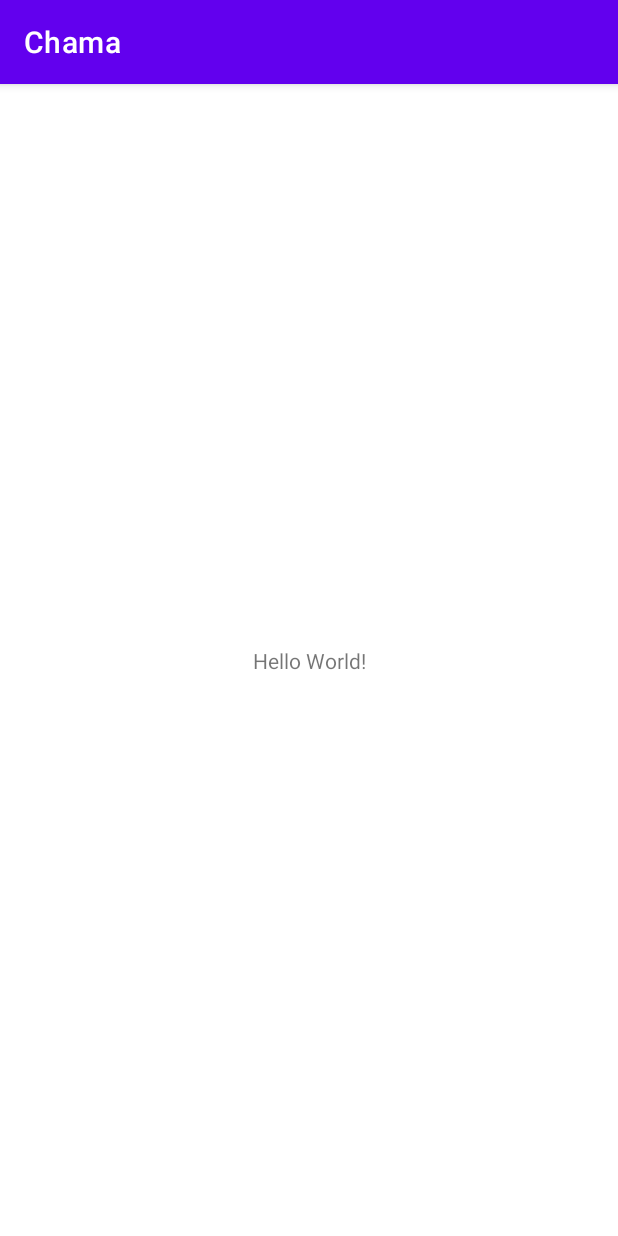
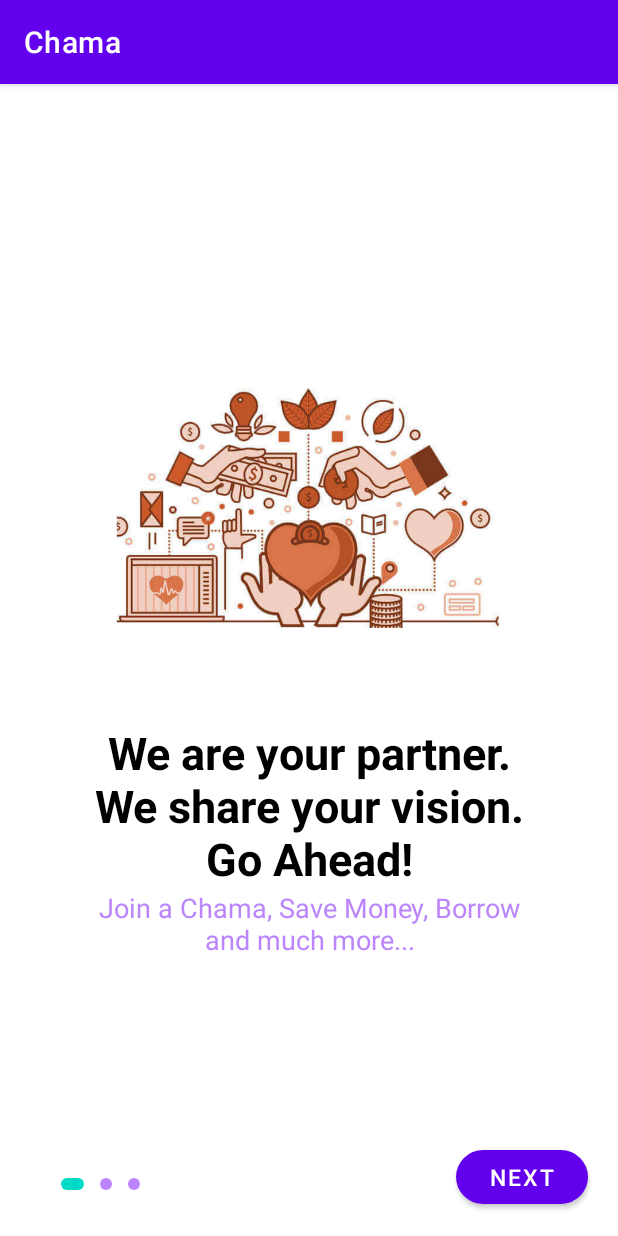
Before and after one commit to aubreyomondi/Chama, an Android app: the screen it shows after launch (MainActivity), on a phone screen of 412 x 824 dp. Run offline under Robolectric (Android 15) with nearby library versions, the phone set to English and light mode, and no system bars.

Commit message:
App intro (#8)
* Creating a sketch of an AppIntro

* adding images

```diff
--- a/app/build.gradle
+++ b/app/build.gradle
@@ -35,4 +35,6 @@ dependencies {
     testImplementation 'junit:junit:4.+'
     androidTestImplementation 'androidx.test.ext:junit:1.1.2'
     androidTestImplementation 'androidx.test.espresso:espresso-core:3.3.0'
+    implementation  'androidx.viewpager2:viewpager2:1.0.0'
+    implementation 'com.google.android.material:material:1.3.0-alpha03'
 }
--- a/app/src/main/AndroidManifest.xml
+++ b/app/src/main/AndroidManifest.xml
@@ -8,6 +8,7 @@
         android:label="@string/app_name"
         android:supportsRtl="true"
         android:theme="@style/Theme.Chama">
+        <activity android:name=".HomeActivity"></activity>
         <activity android:name=".MainActivity">
             <intent-filter>
                 <action android:name="android.intent.action.MAIN" />
--- /dev/null
+++ b/app/src/main/java/com/mobilefintech16/chama/HomeActivity.java
@@ -0,0 +1,14 @@
+package com.mobilefintech16.chama;
+
+import androidx.appcompat.app.AppCompatActivity;
+
+import android.os.Bundle;
+
+public class HomeActivity extends AppCompatActivity {
+
+    @Override
+    protected void onCreate(Bundle savedInstanceState) {
+        super.onCreate(savedInstanceState);
+        setContentView(R.layout.activity_home);
+    }
+}
--- a/app/src/main/java/com/mobilefintech16/chama/MainActivity.java
+++ b/app/src/main/java/com/mobilefintech16/chama/MainActivity.java
@@ -1,14 +1,124 @@
 package com.mobilefintech16.chama;
 
 import androidx.appcompat.app.AppCompatActivity;
+import androidx.core.content.ContextCompat;
+import androidx.viewpager2.widget.ViewPager2;
 
+import android.annotation.SuppressLint;
+import android.content.Intent;
 import android.os.Bundle;
+import android.view.View;
+import android.view.ViewGroup;
+import android.widget.ImageView;
+import android.widget.LinearLayout;
+
+import com.google.android.material.button.MaterialButton;
+
+import java.util.ArrayList;
+import java.util.List;
 
 public class MainActivity extends AppCompatActivity {
+
+    private OnBoardingAdapter onBoardingAdapter;
+    private LinearLayout layoutOnboardingIndicators;
+    private MaterialButton buttonOnBoardingAction;
 
     @Override
     protected void onCreate(Bundle savedInstanceState) {
         super.onCreate(savedInstanceState);
         setContentView(R.layout.activity_main);
+
+        layoutOnboardingIndicators = findViewById(R.id.layoutonBoardingIndicators);
+        buttonOnBoardingAction = findViewById(R.id.buttonOnboardingAction);
+
+        setupOnboardingItems();
+
+        ViewPager2 onboardingViewPager = findViewById(R.id.onboardingViewPager);
+        onboardingViewPager.setAdapter(onBoardingAdapter);
+
+        setupOnboardingIndicators();
+
+        setCurrentOnBoardIndicator(0);
+
+        onboardingViewPager.registerOnPageChangeCallback(new ViewPager2.OnPageChangeCallback() {
+            @Override
+            public void onPageSelected(int position) {
+                super.onPageSelected(position);
+                setCurrentOnBoardIndicator(position);
+            }
+        });
+
+        buttonOnBoardingAction.setOnClickListener(new View.OnClickListener() {
+            @Override
+            public void onClick(View view) {
+                if(onboardingViewPager.getCurrentItem() + 1 < onBoardingAdapter.getItemCount()){
+                    onboardingViewPager.setCurrentItem(onboardingViewPager.getCurrentItem() + 1);
+                }else{
+                    startActivity(new Intent(getApplicationContext(), HomeActivity.class));
+                    finish();
+                }
+            }
+        });
+    }
+    private void setupOnboardingItems(){
+        List<OnBoardingItem> onBoardingItems = new ArrayList<>();
+        OnBoardingItem pictureOne = new OnBoardingItem();
+        pictureOne.setTitle("We are your partner. We share your vision. Go Ahead!");
+        pictureOne.setDescription("Join a Chama, Save Money, Borrow and much more...");
+        pictureOne.setImage(R.drawable.picture_one);
+
+        OnBoardingItem pictureTwo = new OnBoardingItem();
+        pictureTwo.setTitle("You'll Never Walk Alone!");
+        pictureTwo.setDescription("We create foundational steps for you");
+        pictureTwo.setImage(R.drawable.picture_two);
+
+        OnBoardingItem pictureThree = new OnBoardingItem();
+        pictureThree.setTitle("Excellent Customer Support");
+        pictureThree.setDescription("We will be there whenever you need us");
+        pictureThree.setImage(R.drawable.pictures_three);
+
+        onBoardingItems.add(pictureOne);
+        onBoardingItems.add(pictureTwo);
+        onBoardingItems.add(pictureThree);
+
+        onBoardingAdapter = new OnBoardingAdapter(onBoardingItems);
+    }
+
+    private void setupOnboardingIndicators(){
+        ImageView[] indicators = new ImageView[onBoardingAdapter.getItemCount()];
+        LinearLayout.LayoutParams layoutParams = new LinearLayout.LayoutParams(
+                ViewGroup.LayoutParams.WRAP_CONTENT, ViewGroup.LayoutParams.WRAP_CONTENT
+        );
+        layoutParams.setMargins(8,0,8,0);
+            for(int i = 0; i <indicators.length; i++){
+                indicators[i] = new ImageView(getApplicationContext());
+                indicators[i].setImageDrawable(ContextCompat.getDrawable(getApplicationContext(),
+                R.drawable.onboarding_indicator_inactive
+            ));
+            indicators[i].setLayoutParams(layoutParams);
+            layoutOnboardingIndicators.addView(indicators[i]);
+        }
+    }
+    @SuppressLint("SetTextI18n")
+    private void setCurrentOnBoardIndicator(int index){
+        int childCount = layoutOnboardingIndicators.getChildCount();
+        for(int i = 0; i < childCount; i++){
+            ImageView imageView = (ImageView)layoutOnboardingIndicators.getChildAt(i);
+            if(i == index){
+                imageView.setImageDrawable(
+                        ContextCompat.getDrawable(getApplicationContext(), R.drawable.onboarding_indicator_active)
+                );
+            }else{
+                imageView.setImageDrawable(
+                        ContextCompat.getDrawable(getApplicationContext(), R.drawable.onboarding_indicator_inactive)
+                );
+            }
+        }
+        if(index == onBoardingAdapter.getItemCount() - 1){
+            buttonOnBoardingAction.setText("LOG IN");
+        }else{
+            buttonOnBoardingAction.setText("NEXT");
+        }
+
     }
 }
--- /dev/null
+++ b/app/src/main/java/com/mobilefintech16/chama/OnBoardingAdapter.java
@@ -0,0 +1,60 @@
+package com.mobilefintech16.chama;
+
+import android.view.LayoutInflater;
+import android.view.View;
+import android.view.ViewGroup;
+import android.widget.ImageView;
+import android.widget.TextView;
+
+import androidx.annotation.NonNull;
+import androidx.recyclerview.widget.RecyclerView;
+
+import java.util.List;
+
+public class OnBoardingAdapter extends RecyclerView.Adapter<OnBoardingAdapter.OnboardingViewHolder> {
+    private List<OnBoardingItem> onBoardingItem;
+
+    public OnBoardingAdapter(List<OnBoardingItem> onBoardingItem) {
+        this.onBoardingItem = onBoardingItem;
+    }
+
+    @NonNull
+    @Override
+    public OnboardingViewHolder onCreateViewHolder(@NonNull ViewGroup parent, int viewType) {
+        return new OnboardingViewHolder(
+                LayoutInflater.from(parent.getContext()).inflate(
+                        R.layout.item_onboarding, parent, false
+                )
+        );
+    }
+
+    @Override
+    public void onBindViewHolder(@NonNull OnboardingViewHolder holder, int position) {
+        holder.setOnBoardingData(onBoardingItem.get(position));
+    }
+
+    @Override
+    public int getItemCount() {
+        return onBoardingItem.size();
+    }
+
+    class OnboardingViewHolder extends RecyclerView.ViewHolder{
+
+        private TextView textTitle;
+        private TextView textDescription;
+        private ImageView imageOnboarding;
+
+        public OnboardingViewHolder(@NonNull View itemView) {
+            super(itemView);
+            textTitle = itemView.findViewById(R.id.textTitle);
+            textDescription = itemView.findViewById(R.id.textDescription);
+            imageOnboarding = itemView.findViewById(R.id.imageOnboarding);
+
+        }
+        void setOnBoardingData(OnBoardingItem onboardingItem){
+            textTitle.setText(onboardingItem.getTitle());
+            textDescription.setText(onboardingItem.getDescription());
+            imageOnboarding.setImageResource(onboardingItem.getImage());
+        }
+    }
+}
--- /dev/null
+++ b/app/src/main/java/com/mobilefintech16/chama/OnBoardingItem.java
@@ -0,0 +1,31 @@
+package com.mobilefintech16.chama;
+
+public class OnBoardingItem {
+    private int image;
+    private String title;
+    private String description;
+
+    public int getImage() {
+        return image;
+    }
+
+    public void setImage(int image) {
+        this.image = image;
+    }
+
+    public String getTitle() {
+        return title;
+    }
+
+    public void setTitle(String title) {
+        this.title = title;
+    }
+
+    public String getDescription() {
+        return description;
+    }
+
+    public void setDescription(String description) {
+        this.description = description;
+    }
+}
--- /dev/null
+++ b/app/src/main/res/drawable/onboarding_indicator_active.xml
@@ -0,0 +1,11 @@
+<?xml version="1.0" encoding="utf-8"?>
+<shape xmlns:android="http://schemas.android.com/apk/res/android"
+    android:shape="rectangle">
+    <size
+        android:width="15dp"
+        android:height="8dp"
+        />
+    <corners android:radius="25dp"/>
+    <solid android:color="@color/teal_200"/>
+
+</shape>
--- /dev/null
+++ b/app/src/main/res/drawable/onboarding_indicator_inactive.xml
@@ -0,0 +1,9 @@
+<?xml version="1.0" encoding="utf-8"?>
+<shape xmlns:android="http://schemas.android.com/apk/res/android"
+    android:shape="oval">
+    <size
+        android:width="8dp"
+        android:height="8dp"
+        />
+    <solid android:color="@color/purple_200"/>
+</shape>
--- /dev/null
+++ b/app/src/main/res/layout/activity_home.xml
@@ -0,0 +1,9 @@
+<?xml version="1.0" encoding="utf-8"?>
+<androidx.constraintlayout.widget.ConstraintLayout xmlns:android="http://schemas.android.com/apk/res/android"
+    xmlns:app="http://schemas.android.com/apk/res-auto"
+    xmlns:tools="http://schemas.android.com/tools"
+    android:layout_width="match_parent"
+    android:layout_height="match_parent"
+    tools:context=".HomeActivity">
+
+</androidx.constraintlayout.widget.ConstraintLayout>
--- a/app/src/main/res/layout/activity_main.xml
+++ b/app/src/main/res/layout/activity_main.xml
@@ -4,15 +4,36 @@
     xmlns:tools="http://schemas.android.com/tools"
     android:layout_width="match_parent"
     android:layout_height="match_parent"
+    android:background="@color/design_default_color_background"
     tools:context=".MainActivity">
 
-    <TextView
-        android:layout_width="wrap_content"
+   <com.google.android.material.button.MaterialButton
+       android:id="@+id/buttonOnboardingAction"
+       android:layout_width="wrap_content"
+       android:layout_height="wrap_content"
+       android:layout_marginEnd="20dp"
+       android:layout_marginBottom="15dp"
+       android:textSize="15sp"
+       app:cornerRadius="20dp"
+       app:layout_constraintBottom_toBottomOf="parent"
+       app:layout_constraintEnd_toEndOf="parent"
+       />
+
+    <androidx.viewpager2.widget.ViewPager2
+        android:id="@+id/onboardingViewPager"
+        android:layout_width="match_parent"
+        android:layout_height="match_parent"
+        />
+    <LinearLayout
+        android:id="@+id/layoutonBoardingIndicators"
+        android:layout_width="0dp"
         android:layout_height="wrap_content"
-        android:text="Hello World!"
-        app:layout_constraintBottom_toBottomOf="parent"
-        app:layout_constraintLeft_toLeftOf="parent"
-        app:layout_constraintRight_toRightOf="parent"
-        app:layout_constraintTop_toTopOf="parent" />
-
+        android:layout_marginStart="20dp"
+        android:layout_marginEnd="20dp"
+        android:orientation="horizontal"
+        android:padding="15dp"
+        app:layout_constraintBottom_toBottomOf="@+id/buttonOnboardingAction"
+        app:layout_constraintEnd_toStartOf="@+id/buttonOnboardingAction"
+        app:layout_constraintStart_toStartOf="parent"
+        />
 </androidx.constraintlayout.widget.ConstraintLayout>
--- /dev/null
+++ b/app/src/main/res/layout/item_onboarding.xml
@@ -0,0 +1,38 @@
+<?xml version="1.0" encoding="utf-8"?>
+<LinearLayout xmlns:android="http://schemas.android.com/apk/res/android"
+    android:orientation="vertical"
+    android:layout_width="match_parent"
+    android:layout_height="match_parent"
+    android:layout_marginEnd="30dp"
+    android:layout_marginStart="30dp"
+    android:layout_marginBottom="50dp"
+    android:gravity="center"
+    android:padding="20dp">
+
+    <ImageView
+        android:id="@+id/imageOnboarding"
+        android:layout_width="260dp"
+        android:layout_height="260dp"
+        android:layout_margin="15dp"
+        android:adjustViewBounds="true"
+        android:contentDescription="@string/app_name"/>
+
+    <TextView
+        android:id="@+id/textTitle"
+        android:layout_width="match_parent"
+        android:layout_height="wrap_content"
+        android:gravity="center"
+        android:textColor="@color/black"
+        android:textSize="30sp"
+        android:textStyle="bold"
+        />
+
+    <TextView
+        android:id="@+id/textDescription"
+        android:layout_width="match_parent"
+        android:layout_height="wrap_content"
+        android:gravity="center"
+        android:textColor="@color/purple_200"
+        android:textSize="18sp"
+        />
+</LinearLayout>
```
Also changed, not shown: app/src/main/res/drawable/picture_one.PNG (added), app/src/main/res/drawable/picture_two.png (added), app/src/main/res/drawable/pictures_three.png (added), gradle/wrapper/gradle-wrapper.properties.
